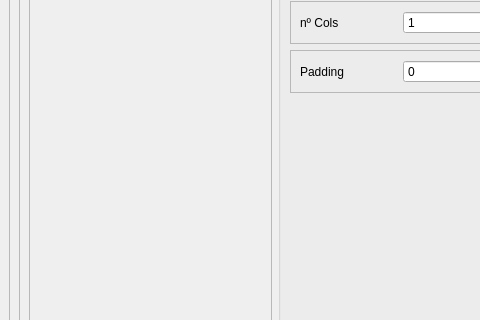
Old version of the form resources/ui/DataAcquisition.ui in the repository TheHawz/Quick-Scan; both pictures show x 0 to 480 and y 152 to 472 of the 800 by 600 pixel window.
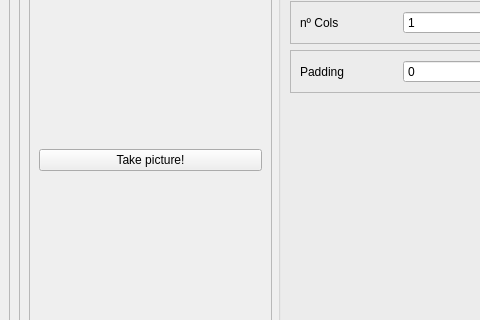
New version of the form.

Commit message: added take bg picture

The edit to the form file:
```diff
--- a/resources/ui/DataAcquisition.ui
+++ b/resources/ui/DataAcquisition.ui
@@ -86,6 +86,21 @@
             <property name="frameShadow">
              <enum>QFrame::Raised</enum>
             </property>
+            <layout class="QHBoxLayout" name="horizontalLayout_8">
+             <item>
+              <widget class="QPushButton" name="capture_bt">
+               <property name="minimumSize">
+                <size>
+                 <width>100</width>
+                 <height>0</height>
+                </size>
+               </property>
+               <property name="text">
+                <string>Take picture!</string>
+               </property>
+              </widget>
+             </item>
+            </layout>
            </widget>
           </item>
           <item>
```
Left out of the diff: 6 changed lines with no effect on the pictures. The commit also changes 5 other files.
